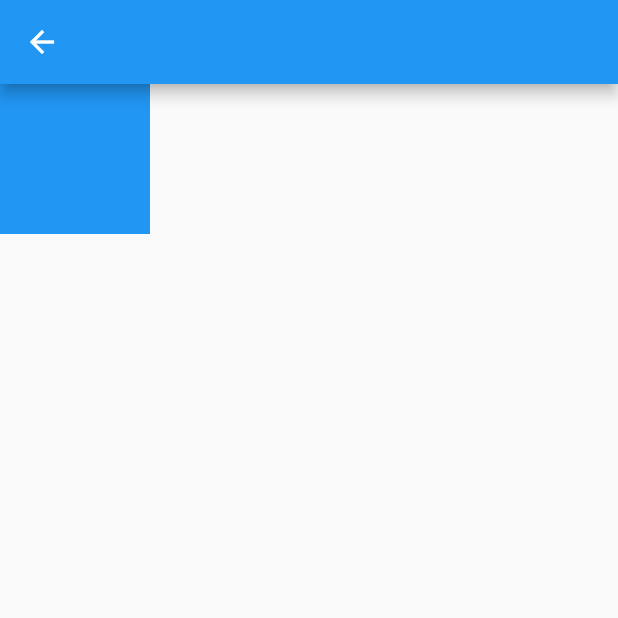
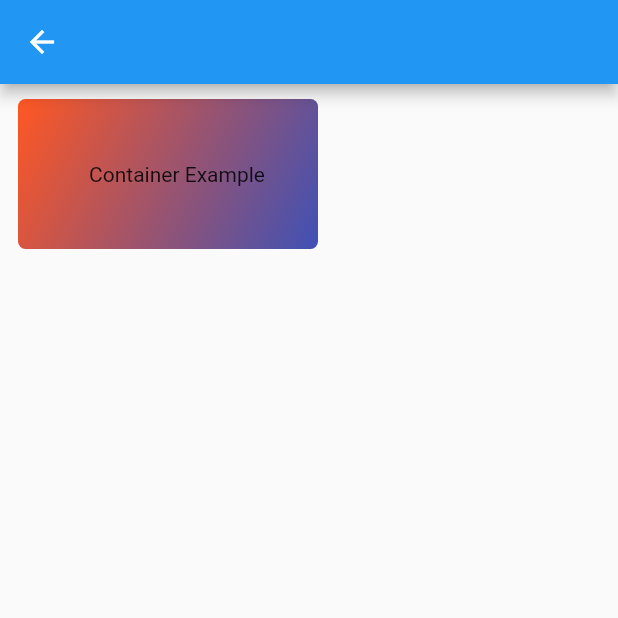
Before and after one commit to waqas-younas-deriv/flutter-layouts-besquare, a Flutter app: the ContainerExample screen opened directly, on a phone screen of 412 x 824 dp, the top half of it. Run offline on Flutter 3.47's test engine with Material 2 defaults, Android fonts, the phone set to English and light mode, and no system bars.

Commit message:
code refactoring and changes

```diff
--- a/lib/single_child_layout.dart
+++ b/lib/single_child_layout.dart
@@ -46,11 +46,30 @@ class ContainerExample extends StatelessWidget {
       appBar: AppBar(),
       body: SafeArea(
         child: Container(
-          width: 100,
+          width: 200,
           height: 100,
-          decoration: BoxDecoration(
-            color: Colors.blue,
+          alignment: Alignment.center,
+          margin: EdgeInsets.only(
+            left: 12,
+            top: 10,
           ),
+          padding: EdgeInsets.only(
+            left: 12,
+          ),
+          decoration: const BoxDecoration(
+            gradient: LinearGradient(
+              colors: [
+                Colors.deepOrange,
+                Colors.indigo,
+              ],
+              begin: Alignment.topLeft,
+              end: Alignment.bottomRight,
+            ),
+            borderRadius: BorderRadius.all(
+              Radius.circular(5),
+            ),
+          ),
+          child: Text('Container Example'),
         ),
       ),
     );
```
Also changed, not shown: pubspec.lock.
